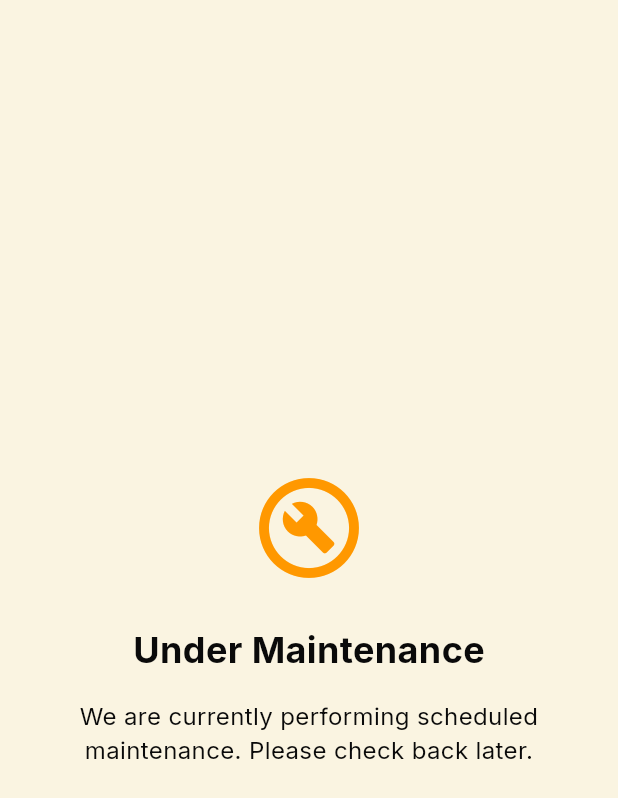
After one commit to aninda8680/FRNDapp, a Flutter app: the MaintenanceScreen screen opened directly, on a phone screen of 412 x 824 dp. The commit adds this screen. Shown: the top 798 px of the screen. Run offline on Flutter 3.47's test engine with Material 3 defaults, Android fonts, the phone set to English and light mode, and no system bars; our stand-ins replace cached_network_image, cloud_firestore, connectivity_plus, firebase_core, flutter_animate, flutter_cache_manager and 14 more; missing offline and left inert: encrypt, flutter_displaymode, google_mlkit_selfie_segmentation, razorpay_flutter, version; accounts and stored records are empty; network calls fail.

Commit message:
feat: implement app versioning system with force/optional update support and maintenance mode via Firestore

```diff
--- a/lib/main.dart
+++ b/lib/main.dart
@@ -9,6 +9,7 @@ import 'config/dev_config.dart';
 import 'services/auth_service.dart';
 import 'services/outbox_service.dart';
 import 'services/discover_service.dart';
+import 'screens/splash_version_screen.dart';
 
 import 'package:firebase_core/firebase_core.dart';
 
@@ -68,7 +69,7 @@ class FrndApp extends StatelessWidget {
     return MaterialApp(
       title: 'FRND MVP',
       theme: AppTheme.theme,
-      initialRoute: DevConfig.initialRouteOverride ?? initialRouteString,
+      home: SplashVersionScreen(targetRoute: DevConfig.initialRouteOverride ?? initialRouteString),
       routes: AppRoutes.routes,
       debugShowCheckedModeBanner: false,
     );
--- /dev/null
+++ b/lib/widgets/maintenance_screen.dart
@@ -0,0 +1,58 @@
+import 'package:flutter/material.dart';
+
+/// A full-screen block shown when the app is in maintenance mode.
+class MaintenanceScreen extends StatelessWidget {
+  /// Callback to retry the version check.
+  final VoidCallback? onRetry;
+
+  const MaintenanceScreen({
+    super.key,
+    this.onRetry,
+  });
+
+  @override
+  Widget build(BuildContext context) {
+    return PopScope(
+      canPop: false, // Prevents navigating away
+      child: Scaffold(
+        body: Center(
+          child: Padding(
+            padding: const EdgeInsets.all(24.0),
+            child: Column(
+              mainAxisAlignment: MainAxisAlignment.center,
+              children: [
+                const Icon(
+                  Icons.build_circle_outlined,
+                  size: 80,
+                  color: Colors.orange,
+                ),
+                const SizedBox(height: 24),
+                const Text(
+                  'Under Maintenance',
+                  style: TextStyle(
+                    fontSize: 24,
+                    fontWeight: FontWeight.bold,
+                  ),
+                ),
+                const SizedBox(height: 16),
+                const Text(
+                  'We are currently performing scheduled maintenance. Please check back later.',
+                  textAlign: TextAlign.center,
+                  style: TextStyle(fontSize: 16),
+                ),
+                if (onRetry != null) ...[
+                  const SizedBox(height: 32),
+                  ElevatedButton.icon(
+                    onPressed: onRetry,
+                    icon: const Icon(Icons.refresh),
+                    label: const Text('Retry'),
+                  ),
+                ],
+              ],
+            ),
+          ),
+        ),
+      ),
+    );
+  }
+}
--- a/pubspec.yaml
+++ b/pubspec.yaml
@@ -63,6 +63,10 @@ dependencies:
   hive: ^2.2.3
   hive_flutter: ^1.1.0
   shimmer: ^3.0.0
+  version: ^3.0.2
+  cloud_firestore: ^6.7.1
+  package_info_plus: ^10.2.1
+  url_launcher: ^6.3.2
 
 dev_dependencies:
   flutter_test:
```
Also changed, not shown: lib/models/app_version.dart (added, +59 -0 lines), lib/screens/splash_version_screen.dart (added, +105 -0 lines), lib/services/version_service.dart (added, +79 -0 lines), lib/widgets/force_update_dialog.dart (added, +38 -0 lines), lib/widgets/optional_update_dialog.dart (added, +46 -0 lines), firebase.json (added), lib/firebase_options.dart (added), pubspec.lock, 8 other files.
